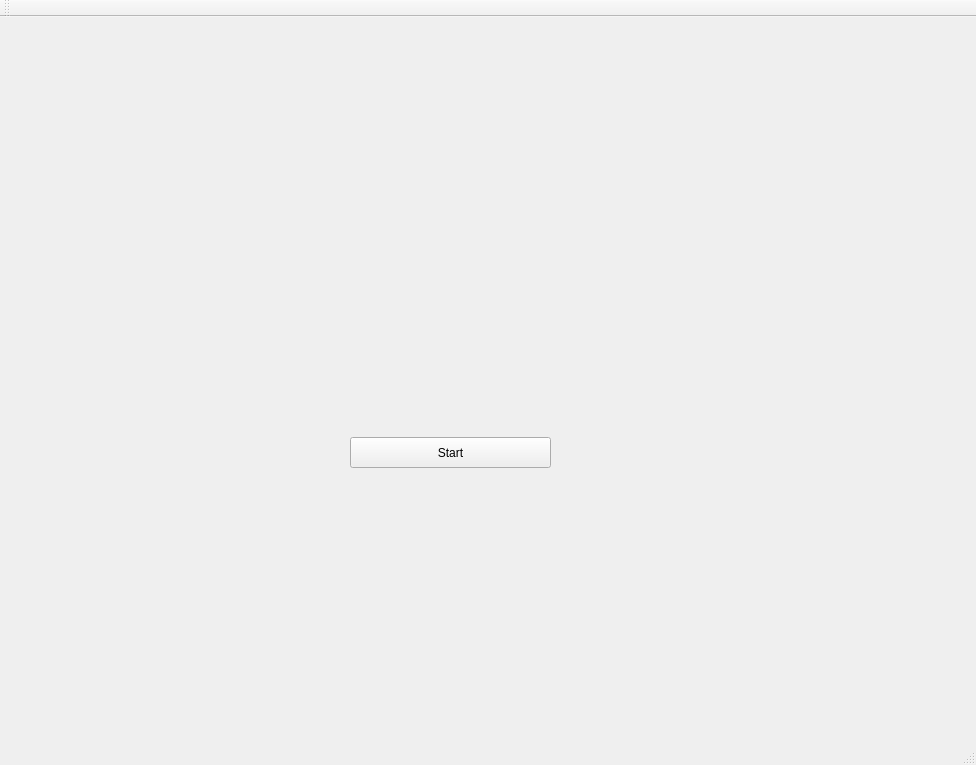
Above: testOpenCV/mainwindow.ui from okostyukova/proj_face_rec before the change. Below: the same form after it.
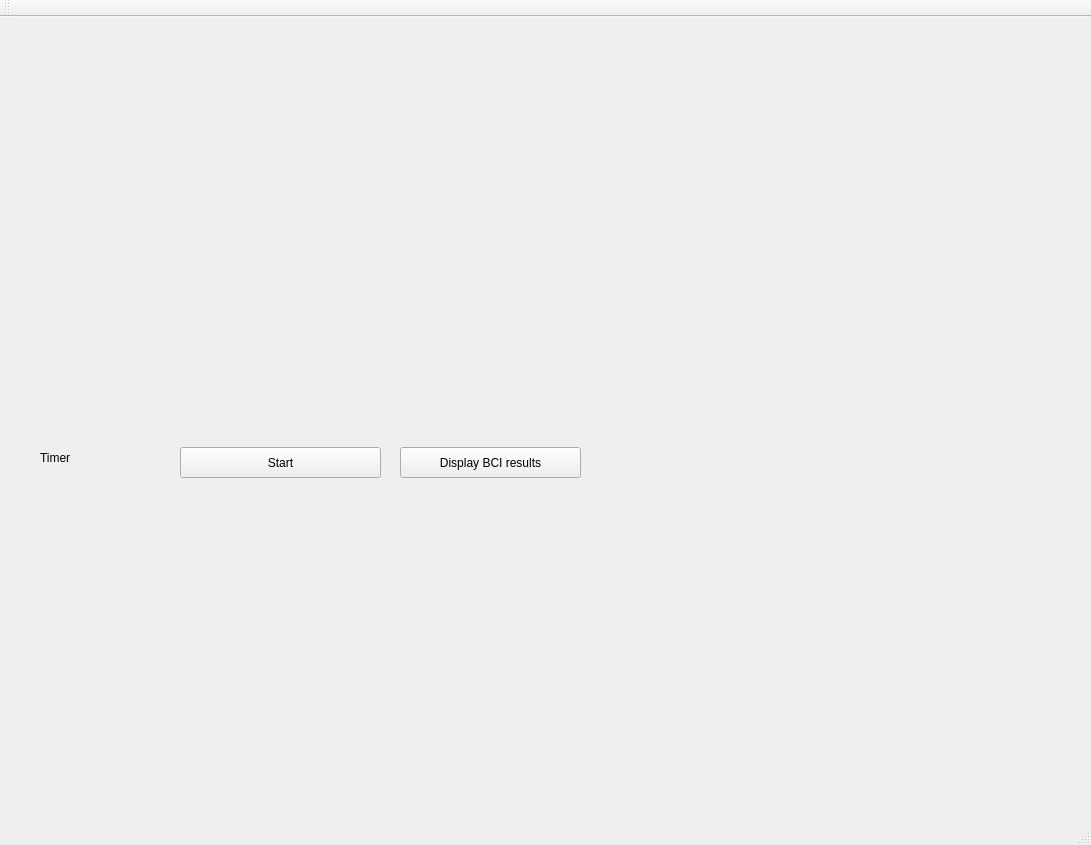
That is the form after the change. Custom widgets are drawn as their Qt base class.

What changed in the file:
```diff
--- a/testOpenCV/mainwindow.ui
+++ b/testOpenCV/mainwindow.ui
@@ -6,8 +6,8 @@
    <rect>
     <x>0</x>
     <y>0</y>
-    <width>976</width>
-    <height>765</height>
+    <width>1091</width>
+    <height>845</height>
    </rect>
   </property>
   <property name="windowTitle">
@@ -17,8 +17,8 @@
    <widget class="QPushButton" name="startButton">
     <property name="geometry">
      <rect>
-      <x>350</x>
-      <y>420</y>
+      <x>180</x>
+      <y>430</y>
       <width>201</width>
       <height>31</height>
      </rect>
@@ -30,8 +30,8 @@
    <widget class="QLabel" name="face">
     <property name="geometry">
      <rect>
-      <x>660</x>
-      <y>430</y>
+      <x>760</x>
+      <y>380</y>
       <width>241</width>
       <height>201</height>
      </rect>
@@ -56,8 +56,8 @@
    <widget class="QLabel" name="debug">
     <property name="geometry">
      <rect>
-      <x>490</x>
-      <y>540</y>
+      <x>610</x>
+      <y>410</y>
       <width>131</width>
       <height>71</height>
      </rect>
@@ -66,6 +66,42 @@
      <string/>
     </property>
    </widget>
+   <widget class="QLabel" name="Timer">
+    <property name="geometry">
+     <rect>
+      <x>40</x>
+      <y>420</y>
+      <width>81</width>
+      <height>41</height>
+     </rect>
+    </property>
+    <property name="text">
+     <string>Timer</string>
+    </property>
+   </widget>
+   <widget class="QPushButton" name="displayButton">
+    <property name="geometry">
+     <rect>
+      <x>400</x>
+      <y>430</y>
+      <width>181</width>
+      <height>31</height>
+     </rect>
+    </property>
+    <property name="text">
+     <string>Display BCI results</string>
+    </property>
+   </widget>
+   <widget class="QCustomPlot" name="Graph" native="true">
+    <property name="geometry">
+     <rect>
+      <x>40</x>
+      <y>500</y>
+      <width>681</width>
+      <height>291</height>
+     </rect>
+    </property>
+   </widget>
   </widget>
   <widget class="QMenuBar" name="menuBar">
    <property name="geometry">
@@ -88,6 +124,14 @@
   <widget class="QStatusBar" name="statusBar"/>
  </widget>
  <layoutdefault spacing="6" margin="11"/>
+ <customwidgets>
+  <customwidget>
+   <class>QCustomPlot</class>
+   <extends>QWidget</extends>
+   <header>qcustomplot.h</header>
+   <container>1</container>
+  </customwidget>
+ </customwidgets>
  <resources/>
  <connections/>
 </ui>
```
Left out of the diff: 2 changed lines with no effect on the pictures.
